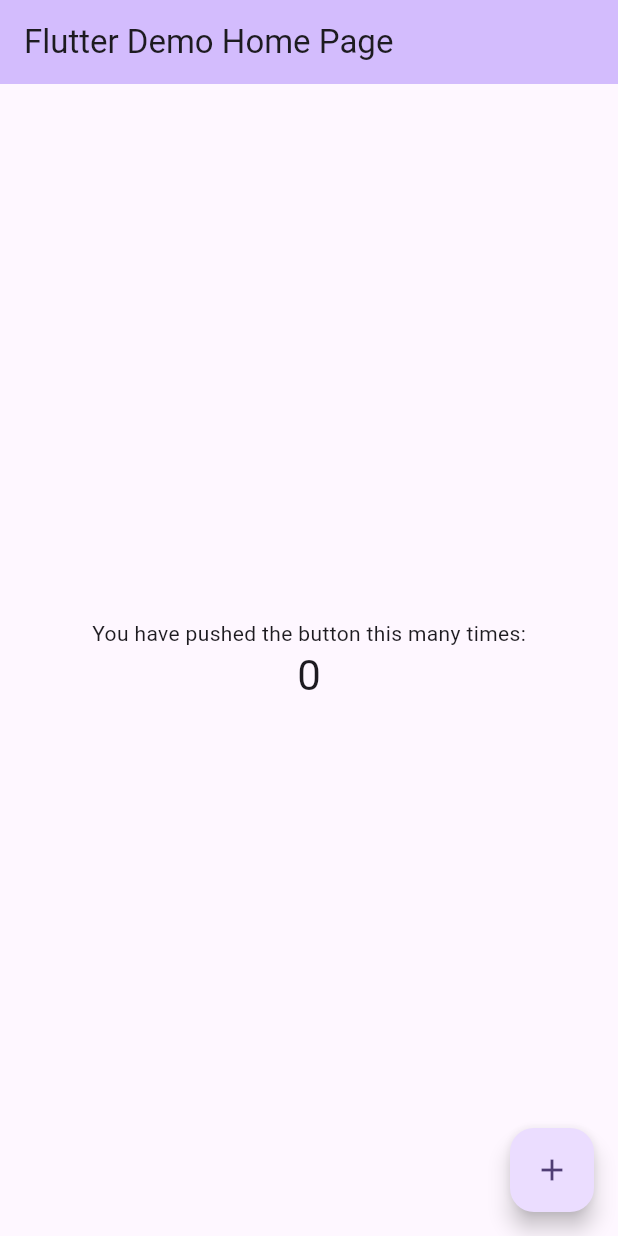
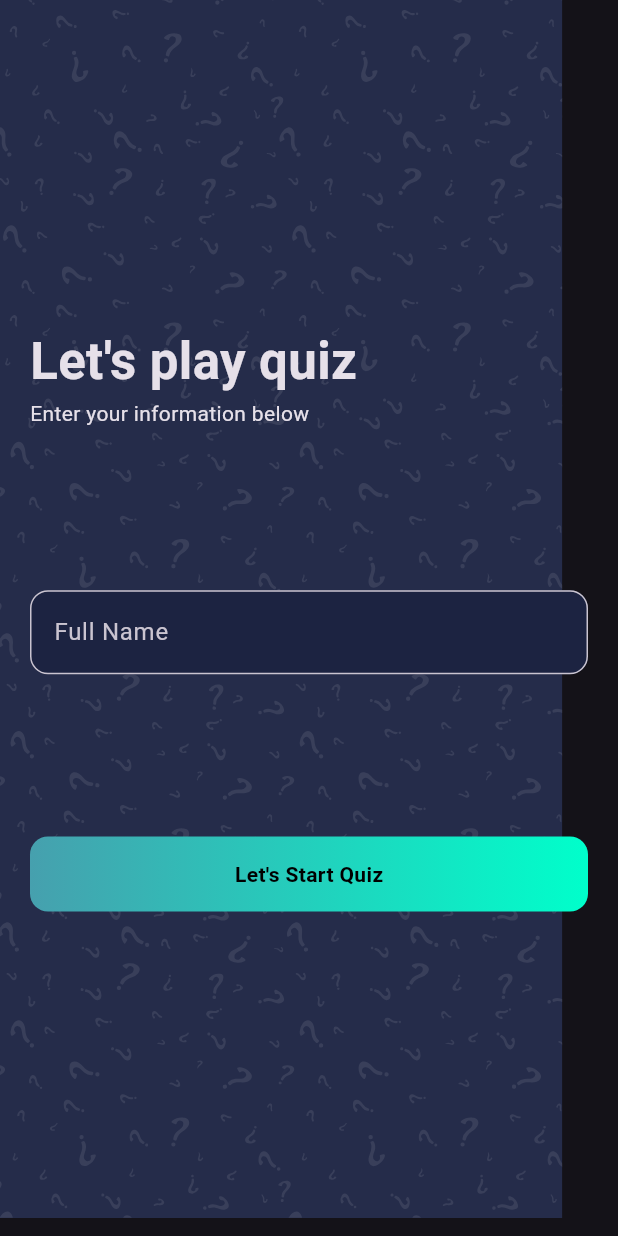
Before and after one commit to mohammed-xp/quiz_app, a Flutter app: the screen it shows after launch, on a phone screen of 412 x 824 dp. Run offline on Flutter 3.47's test engine with Material 3 defaults, Android fonts, the phone set to English and light mode, and no system bars; our stand-ins replace go_router, websafe_svg.

Commit message:
build welcome view

```diff
--- /dev/null
+++ b/lib/core/utils/styles.dart
@@ -0,0 +1,16 @@
+import 'package:flutter/cupertino.dart';
+import 'package:flutter/material.dart';
+
+abstract class Styles{
+
+  static const textStyle34 = TextStyle(
+    fontSize: 34,
+    fontWeight: FontWeight.bold,
+  );
+
+  static const textStyle14 = TextStyle(
+    fontSize: 14,
+    fontWeight: FontWeight.w600,
+    color: Colors.black,
+  );
+}
--- /dev/null
+++ b/lib/features/welcome/presentation/views/welcome_view.dart
@@ -0,0 +1,13 @@
+import 'package:flutter/material.dart';
+import 'package:quiz_app/features/welcome/presentation/views/widgets/welcome_view_body.dart';
+
+class WelcomeView extends StatelessWidget {
+  const WelcomeView({super.key});
+
+  @override
+  Widget build(BuildContext context) {
+    return const Scaffold(
+      body: WelcomeViewBody()
+    );
+  }
+}
--- /dev/null
+++ b/lib/features/welcome/presentation/views/widgets/custom_button.dart
@@ -0,0 +1,30 @@
+import 'package:flutter/material.dart';
+
+import '../../../../../constants.dart';
+import '../../../../../core/utils/styles.dart';
+
+class CustomButton extends StatelessWidget {
+  const CustomButton({super.key, required this.text, required this.onPressed,});
+
+  final String text;
+  final Function()? onPressed;
+
+  @override
+  Widget build(BuildContext context) {
+    return InkWell(
+      onTap: onPressed,
+      child: Container(
+        width: double.infinity,
+        alignment: Alignment.center,
+        padding: const EdgeInsets.all(kDefaultPadding * 0.75), // 15
+        decoration: const BoxDecoration(
+            gradient: kPrimaryGradient,
+            borderRadius: BorderRadius.all(Radius.circular(12))),
+        child: Text(
+          text,
+          style: Styles.textStyle14,
+        ),
+      ),
+    );
+  }
+}
--- /dev/null
+++ b/lib/features/welcome/presentation/views/widgets/custom_text_field.dart
@@ -0,0 +1,23 @@
+import 'package:flutter/material.dart';
+
+class CustomTextField extends StatelessWidget {
+  const CustomTextField({super.key, this.hintText,});
+
+  final String? hintText;
+
+  @override
+  Widget build(BuildContext context) {
+    return TextField(
+      decoration: InputDecoration(
+        hintText: hintText,
+        fillColor: const Color(0xff1C2341),
+        filled: true,
+        border: const OutlineInputBorder(
+          borderRadius: BorderRadius.all(
+            Radius.circular(12),
+          ),
+        ),
+      ),
+    );
+  }
+}
--- /dev/null
+++ b/lib/features/welcome/presentation/views/widgets/welcome_view_body.dart
@@ -0,0 +1,56 @@
+import 'package:flutter/material.dart';
+import 'package:quiz_app/features/welcome/presentation/views/widgets/custom_button.dart';
+import 'package:quiz_app/features/welcome/presentation/views/widgets/custom_text_field.dart';
+import 'package:websafe_svg/websafe_svg.dart';
+
+import '../../../../../constants.dart';
+import '../../../../../core/utils/styles.dart';
+
+class WelcomeViewBody extends StatelessWidget {
+  const WelcomeViewBody({super.key});
+
+  @override
+  Widget build(BuildContext context) {
+    return Stack(
+      children: [
+        WebsafeSvg.asset(
+          'assets/icons/bg.svg',
+          fit: BoxFit.cover,
+        ),
+        SafeArea(
+          child: Padding(
+            padding: const EdgeInsets.symmetric(horizontal: kDefaultPadding),
+            child: Column(
+              crossAxisAlignment: CrossAxisAlignment.start,
+              children: [
+                const Spacer(
+                  flex: 2,
+                ),
+                const Text(
+                  'Let\'s play quiz',
+                  style: Styles.textStyle34,
+                ),
+                const Text(
+                  'Enter your information below',
+                  // style: Styles.textStyle34,
+                ),
+                const Spacer(),
+                const CustomTextField(
+                  hintText: 'Full Name',
+                ),
+                const Spacer(),
+                CustomButton(
+                  text: 'Let\'s Start Quiz',
+                  onPressed: () {},
+                ),
+                const Spacer(
+                  flex: 2,
+                ),
+              ],
+            ),
+          ),
+        ),
+      ],
+    );
+  }
+}
--- a/lib/main.dart
+++ b/lib/main.dart
@@ -1,4 +1,5 @@
 import 'package:flutter/material.dart';
+import 'package:quiz_app/core/utils/app_router.dart';
 
 void main() {
   runApp(const MyApp());
@@ -10,101 +11,11 @@ class MyApp extends StatelessWidget {
   // This widget is the root of your application.
   @override
   Widget build(BuildContext context) {
-    return MaterialApp(
-      title: 'Flutter Demo',
-      theme: ThemeData(
-        colorScheme: ColorScheme.fromSeed(seedColor: Colors.deepPurple),
-        useMaterial3: true,
-      ),
-      home: const MyHomePage(title: 'Flutter Demo Home Page'),
+    return MaterialApp.router(
+      routerConfig: AppRouter.router,
+      title: 'Quiz App',
+      debugShowCheckedModeBanner: false,
+      theme: ThemeData.dark(),
     );
   }
 }
-
-class MyHomePage extends StatefulWidget {
-  const MyHomePage({super.key, required this.title});
-
-  // This widget is the home page of your application. It is stateful, meaning
-  // that it has a State object (defined below) that contains fields that affect
-  // how it looks.
-
-  // This class is the configuration for the state. It holds the values (in this
-  // case the title) provided by the parent (in this case the App widget) and
-  // used by the build method of the State. Fields in a Widget subclass are
-  // always marked "final".
-
-  final String title;
-
-  @override
-  State<MyHomePage> createState() => _MyHomePageState();
-}
-
-class _MyHomePageState extends State<MyHomePage> {
-  int _counter = 0;
-
-  void _incrementCounter() {
-    setState(() {
-      // This call to setState tells the Flutter framework that something has
-      // changed in this State, which causes it to rerun the build method below
-      // so that the display can reflect the updated values. If we changed
-      // _counter without calling setState(), then the build method would not be
-      // called again, and so nothing would appear to happen.
-      _counter++;
-    });
-  }
-
-  @override
-  Widget build(BuildContext context) {
-    // This method is rerun every time setState is called, for instance as done
-    // by the _incrementCounter method above.
-    //
-    // The Flutter framework has been optimized to make rerunning build methods
-    // fast, so that you can just rebuild anything that needs updating rather
-    // than having to individually change instances of widgets.
-    return Scaffold(
-      appBar: AppBar(
-        // TRY THIS: Try changing the color here to a specific color (to
-        // Colors.amber, perhaps?) and trigger a hot reload to see the AppBar
-        // change color while the other colors stay the same.
-        backgroundColor: Theme.of(context).colorScheme.inversePrimary,
-        // Here we take the value from the MyHomePage object that was created by
-        // the App.build method, and use it to set our appbar title.
-        title: Text(widget.title),
-      ),
-      body: Center(
-        // Center is a layout widget. It takes a single child and positions it
-        // in the middle of the parent.
-        child: Column(
-          // Column is also a layout widget. It takes a list of children and
-          // arranges them vertically. By default, it sizes itself to fit its
-          // children horizontally, and tries to be as tall as its parent.
-          //
-          // Column has various properties to control how it sizes itself and
-          // how it positions its children. Here we use mainAxisAlignment to
-          // center the children vertically; the main axis here is the vertical
-          // axis because Columns are vertical (the cross axis would be
-          // horizontal).
-          //
-          // TRY THIS: Invoke "debug painting" (choose the "Toggle Debug Paint"
-          // action in the IDE, or press "p" in the console), to see the
-          // wireframe for each widget.
-          mainAxisAlignment: MainAxisAlignment.center,
-          children: <Widget>[
-            const Text(
-              'You have pushed the button this many times:',
-            ),
-            Text(
-              '$_counter',
-              style: Theme.of(context).textTheme.headlineMedium,
-            ),
-          ],
-        ),
-      ),
-      floatingActionButton: FloatingActionButton(
-        onPressed: _incrementCounter,
-        tooltip: 'Increment',
-        child: const Icon(Icons.add),
-      ), // This trailing comma makes auto-formatting nicer for build methods.
-    );
-  }
-}
```
